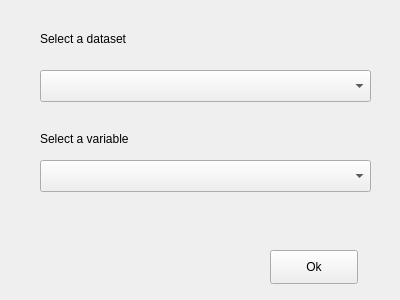
First picture: the form in src/balticaims/interfaces/select_layer.ui, repository bcdev/balticaims-qgis, before the edit.
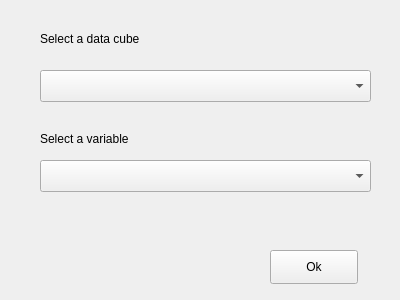
Second picture: the form after the edit.

Commit message: Use "data cube" instead of "dataset"

Diff of the .ui file:
```diff
--- a/src/balticaims/interfaces/select_layer.ui
+++ b/src/balticaims/interfaces/select_layer.ui
@@ -33,7 +33,7 @@
     </rect>
    </property>
    <property name="text">
-    <string>Select a dataset</string>
+    <string>Select a data cube</string>
    </property>
   </widget>
   <widget class="QComboBox" name="layerComboBox">
```
Left out of the diff: 2 changed lines with no effect on the pictures. The commit also changes 5 other files.
